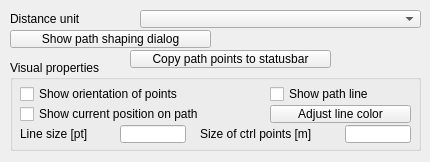
This is ui/qdlgpaths.ui in CoppeliaRobotics/coppeliaSimLib as Qt 5 draws it before an edit. The edited form follows.
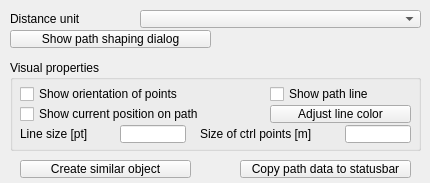
This is the edited form.

Commit message: improved further on Paths

```diff
--- a/ui/qdlgpaths.ui
+++ b/ui/qdlgpaths.ui
@@ -7,7 +7,7 @@
     <x>0</x>
     <y>0</y>
     <width>430</width>
-    <height>162</height>
+    <height>183</height>
    </rect>
   </property>
   <property name="windowTitle">
@@ -187,9 +187,9 @@
   <widget class="QToolButton" name="qqCopyToClipboard">
    <property name="geometry">
     <rect>
-     <x>130</x>
-     <y>50</y>
-     <width>201</width>
+     <x>240</x>
+     <y>160</y>
+     <width>171</width>
      <height>18</height>
     </rect>
    </property>
@@ -197,7 +197,26 @@
     <enum>Qt::StrongFocus</enum>
    </property>
    <property name="text">
-    <string>Copy path points to statusbar</string>
+    <string>Copy path data to statusbar</string>
+   </property>
+   <property name="checkable">
+    <bool>false</bool>
+   </property>
+  </widget>
+  <widget class="QToolButton" name="qqCreateEquivalentObject">
+   <property name="geometry">
+    <rect>
+     <x>20</x>
+     <y>160</y>
+     <width>171</width>
+     <height>18</height>
+    </rect>
+   </property>
+   <property name="focusPolicy">
+    <enum>Qt::StrongFocus</enum>
+   </property>
+   <property name="text">
+    <string>Create similar object</string>
    </property>
    <property name="checkable">
     <bool>false</bool>
```
Left out of the diff: 2 changed lines with no effect on the pictures. The commit also changes 19 other files.
